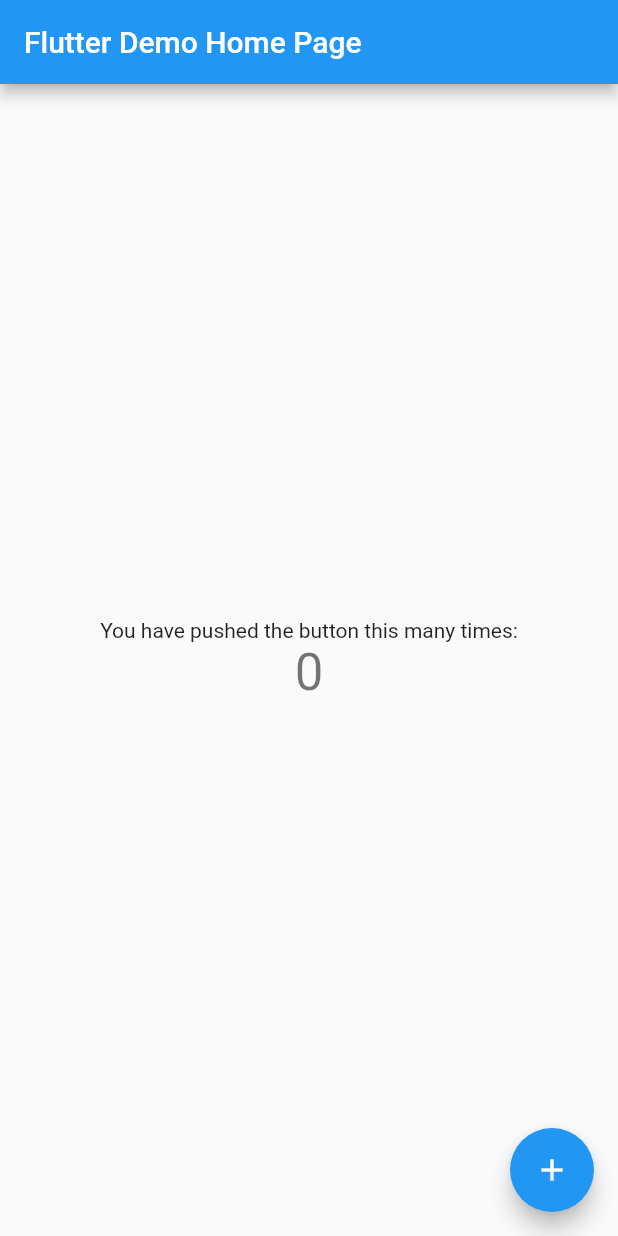
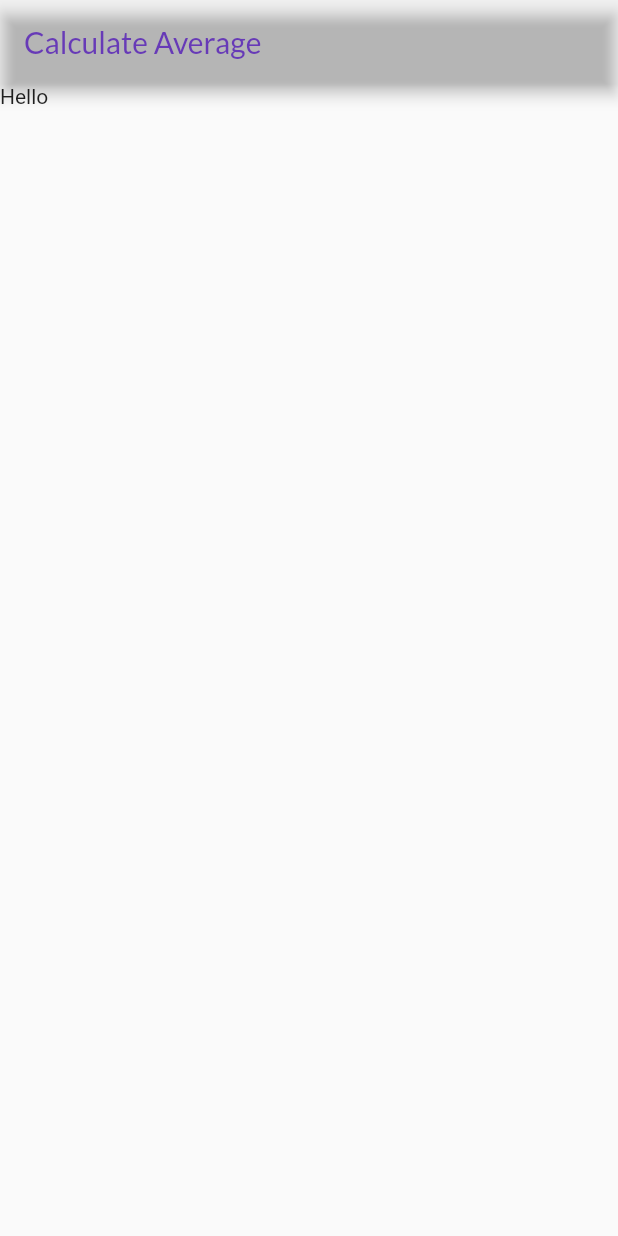
Before and after one commit to algonacci/flutter-grade-calculator, a Flutter app: the screen it shows after launch, on a phone screen of 412 x 824 dp. Run offline on Flutter 3.47's test engine with Material 2 defaults, Android fonts, the phone set to English and light mode, and no system bars; our stand-ins replace google_fonts.

Commit message:
Setup constant variables and google fonts

```diff
--- /dev/null
+++ b/lib/constants.dart
@@ -0,0 +1,11 @@
+import 'package:flutter/material.dart';
+import 'package:google_fonts/google_fonts.dart';
+
+class Constants {
+  static const mainColor = Colors.deepPurple;
+  static const String title = 'Calculate Average';
+  static final TextStyle textStyle = GoogleFonts.lato(
+    fontSize: 20,
+    color: mainColor,
+  );
+}
--- a/lib/main.dart
+++ b/lib/main.dart
@@ -1,115 +1,23 @@
 import 'package:flutter/material.dart';
+import 'package:flutter_grade_calculator/main_page.dart';
+import 'constants.dart';
 
 void main() {
-  runApp(const MyApp());
+  runApp(MyApp());
 }
 
 class MyApp extends StatelessWidget {
   const MyApp({super.key});
 
-  // This widget is the root of your application.
   @override
   Widget build(BuildContext context) {
     return MaterialApp(
-      title: 'Flutter Demo',
+      title: 'Student Grade Calculator',
       theme: ThemeData(
-        // This is the theme of your application.
-        //
-        // Try running your application with "flutter run". You'll see the
-        // application has a blue toolbar. Then, without quitting the app, try
-        // changing the primarySwatch below to Colors.green and then invoke
-        // "hot reload" (press "r" in the console where you ran "flutter run",
-        // or simply save your changes to "hot reload" in a Flutter IDE).
-        // Notice that the counter didn't reset back to zero; the application
-        // is not restarted.
-        primarySwatch: Colors.blue,
+        primarySwatch: Constants.mainColor,
+        visualDensity: VisualDensity.adaptivePlatformDensity,
       ),
-      home: const MyHomePage(title: 'Flutter Demo Home Page'),
+      home: MainPage(),
     );
   }
 }
-
-class MyHomePage extends StatefulWidget {
-  const MyHomePage({super.key, required this.title});
-
-  // This widget is the home page of your application. It is stateful, meaning
-  // that it has a State object (defined below) that contains fields that affect
-  // how it looks.
-
-  // This class is the configuration for the state. It holds the values (in this
-  // case the title) provided by the parent (in this case the App widget) and
-  // used by the build method of the State. Fields in a Widget subclass are
-  // always marked "final".
-
-  final String title;
-
-  @override
-  State<MyHomePage> createState() => _MyHomePageState();
-}
-
-class _MyHomePageState extends State<MyHomePage> {
-  int _counter = 0;
-
-  void _incrementCounter() {
-    setState(() {
-      // This call to setState tells the Flutter framework that something has
-      // changed in this State, which causes it to rerun the build method below
-      // so that the display can reflect the updated values. If we changed
-      // _counter without calling setState(), then the build method would not be
-      // called again, and so nothing would appear to happen.
-      _counter++;
-    });
-  }
-
-  @override
-  Widget build(BuildContext context) {
-    // This method is rerun every time setState is called, for instance as done
-    // by the _incrementCounter method above.
-    //
-    // The Flutter framework has been optimized to make rerunning build methods
-    // fast, so that you can just rebuild anything that needs updating rather
-    // than having to individually change instances of widgets.
-    return Scaffold(
-      appBar: AppBar(
-        // Here we take the value from the MyHomePage object that was created by
-        // the App.build method, and use it to set our appbar title.
-        title: Text(widget.title),
-      ),
-      body: Center(
-        // Center is a layout widget. It takes a single child and positions it
-        // in the middle of the parent.
-        child: Column(
-          // Column is also a layout widget. It takes a list of children and
-          // arranges them vertically. By default, it sizes itself to fit its
-          // children horizontally, and tries to be as tall as its parent.
-          //
-          // Invoke "debug painting" (press "p" in the console, choose the
-          // "Toggle Debug Paint" action from the Flutter Inspector in Android
-          // Studio, or the "Toggle Debug Paint" command in Visual Studio Code)
-          // to see the wireframe for each widget.
-          //
-          // Column has various properties to control how it sizes itself and
-          // how it positions its children. Here we use mainAxisAlignment to
-          // center the children vertically; the main axis here is the vertical
-          // axis because Columns are vertical (the cross axis would be
-          // horizontal).
-          mainAxisAlignment: MainAxisAlignment.center,
-          children: <Widget>[
-            const Text(
-              'You have pushed the button this many times:',
-            ),
-            Text(
-              '$_counter',
-              style: Theme.of(context).textTheme.headlineMedium,
-            ),
-          ],
-        ),
-      ),
-      floatingActionButton: FloatingActionButton(
-        onPressed: _incrementCounter,
-        tooltip: 'Increment',
-        child: const Icon(Icons.add),
-      ), // This trailing comma makes auto-formatting nicer for build methods.
-    );
-  }
-}
--- /dev/null
+++ b/lib/main_page.dart
@@ -0,0 +1,25 @@
+import 'package:flutter/material.dart';
+import 'package:flutter_grade_calculator/constants.dart';
+
+class MainPage extends StatefulWidget {
+  const MainPage({super.key});
+
+  @override
+  State<MainPage> createState() => _MainPageState();
+}
+
+class _MainPageState extends State<MainPage> {
+  @override
+  Widget build(BuildContext context) {
+    return Scaffold(
+      appBar: AppBar(
+        backgroundColor: Colors.transparent,
+        title: Text(
+          Constants.title,
+          style: Constants.textStyle,
+        ),
+      ),
+      body: Text('Hello'),
+    );
+  }
+}
```
Also changed, not shown: pubspec.yaml (+3 -4 lines), pubspec.lock, 1 other file.
